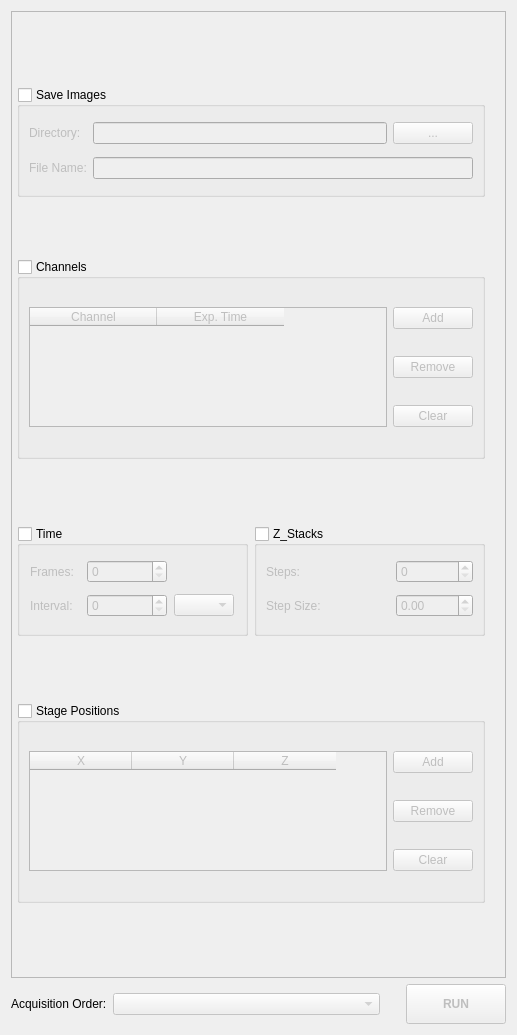
This is micromanager_gui/multid_gui.ui in pymmcore-plus/napari-micromanager as Qt 5 draws it before an edit. The edited form follows.
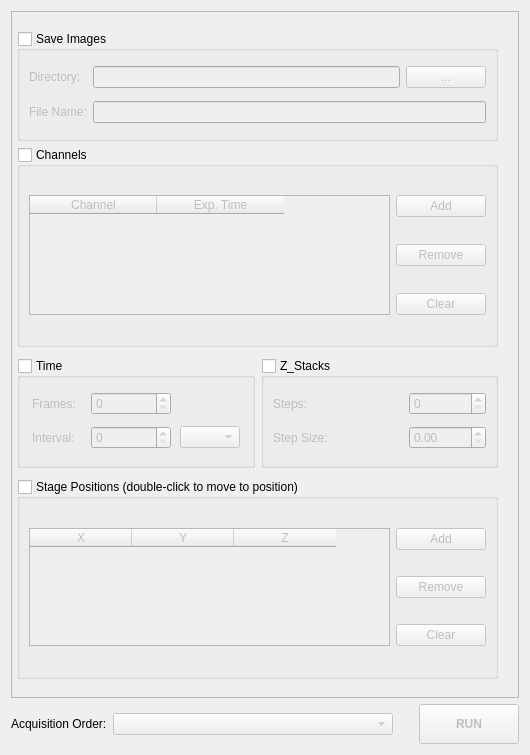
This is the edited form.

Commit message: multid_stage_pos/move

Patch:
```diff
--- a/micromanager_gui/multid_gui.ui
+++ b/micromanager_gui/multid_gui.ui
@@ -6,8 +6,8 @@
    <rect>
     <x>0</x>
     <y>0</y>
-    <width>517</width>
-    <height>1035</height>
+    <width>530</width>
+    <height>755</height>
    </rect>
   </property>
   <property name="windowTitle">
@@ -27,8 +27,8 @@
        <rect>
         <x>0</x>
         <y>0</y>
-        <width>491</width>
-        <height>959</height>
+        <width>504</width>
+        <height>679</height>
        </rect>
       </property>
       <layout class="QGridLayout" name="gridLayout_6">
@@ -141,8 +141,48 @@
           <property name="bottomMargin">
            <number>7</number>
           </property>
+          <item row="1" column="1">
+           <widget class="QPushButton" name="remove_ch_Button">
+            <property name="minimumSize">
+             <size>
+              <width>90</width>
+              <height>0</height>
+             </size>
+            </property>
+            <property name="maximumSize">
+             <size>
+              <width>90</width>
+              <height>16777215</height>
+             </size>
+            </property>
+            <property name="text">
+             <string>Remove</string>
+            </property>
+           </widget>
+          </item>
           <item row="0" column="0" rowspan="3">
            <widget class="QTableWidget" name="channel_tableWidget">
+            <property name="showDropIndicator" stdset="0">
+             <bool>false</bool>
+            </property>
+            <property name="dragDropOverwriteMode">
+             <bool>false</bool>
+            </property>
+            <property name="alternatingRowColors">
+             <bool>false</bool>
+            </property>
+            <property name="selectionBehavior">
+             <enum>QAbstractItemView::SelectRows</enum>
+            </property>
+            <property name="textElideMode">
+             <enum>Qt::ElideRight</enum>
+            </property>
+            <property name="showGrid">
+             <bool>true</bool>
+            </property>
+            <property name="gridStyle">
+             <enum>Qt::SolidLine</enum>
+            </property>
             <property name="columnCount">
              <number>2</number>
             </property>
@@ -164,27 +204,44 @@
             </column>
            </widget>
           </item>
-          <item row="0" column="1">
-           <widget class="QPushButton" name="add_ch_Button">
-            <property name="text">
-             <string>Add</string>
-            </property>
-           </widget>
-          </item>
-          <item row="1" column="1">
-           <widget class="QPushButton" name="remove_ch_Button">
-            <property name="text">
-             <string>Remove</string>
-            </property>
-           </widget>
-          </item>
           <item row="2" column="1">
            <widget class="QPushButton" name="clear_ch_Button">
+            <property name="minimumSize">
+             <size>
+              <width>90</width>
+              <height>0</height>
+             </size>
+            </property>
+            <property name="maximumSize">
+             <size>
+              <width>90</width>
+              <height>16777215</height>
+             </size>
+            </property>
             <property name="text">
              <string>Clear</string>
             </property>
            </widget>
           </item>
+          <item row="0" column="1">
+           <widget class="QPushButton" name="add_ch_Button">
+            <property name="minimumSize">
+             <size>
+              <width>90</width>
+              <height>0</height>
+             </size>
+            </property>
+            <property name="maximumSize">
+             <size>
+              <width>90</width>
+              <height>16777215</height>
+             </size>
+            </property>
+            <property name="text">
+             <string>Add</string>
+            </property>
+           </widget>
+          </item>
          </layout>
         </widget>
        </item>
@@ -386,7 +443,7 @@
           </size>
          </property>
          <property name="title">
-          <string>Stage Positions</string>
+          <string>Stage Positions (double-click to move to position)</string>
          </property>
          <property name="checkable">
           <bool>true</bool>
@@ -395,14 +452,38 @@
           <bool>false</bool>
          </property>
          <layout class="QGridLayout" name="gridLayout_5">
-          <property name="topMargin">
-           <number>7</number>
-          </property>
-          <property name="bottomMargin">
-           <number>7</number>
-          </property>
           <item row="0" column="0" rowspan="3">
            <widget class="QTableWidget" name="stage_tableWidget">
+            <property name="editTriggers">
+             <set>QAbstractItemView::NoEditTriggers</set>
+            </property>
+            <property name="tabKeyNavigation">
+             <bool>false</bool>
+            </property>
+            <property name="showDropIndicator" stdset="0">
+             <bool>false</bool>
+            </property>
+            <property name="dragDropOverwriteMode">
+             <bool>false</bool>
+            </property>
+            <property name="alternatingRowColors">
+             <bool>false</bool>
+            </property>
+            <property name="selectionBehavior">
+             <enum>QAbstractItemView::SelectRows</enum>
+            </property>
+            <property name="textElideMode">
+             <enum>Qt::ElideRight</enum>
+            </property>
+            <property name="showGrid">
+             <bool>true</bool>
+            </property>
+            <property name="gridStyle">
+             <enum>Qt::SolidLine</enum>
+            </property>
+            <property name="wordWrap">
+             <bool>true</bool>
+            </property>
             <property name="columnCount">
              <number>3</number>
             </property>
@@ -431,6 +512,18 @@
           </item>
           <item row="0" column="1">
            <widget class="QPushButton" name="add_pos_Button">
+            <property name="minimumSize">
+             <size>
+              <width>90</width>
+              <height>0</height>
+             </size>
+            </property>
+            <property name="maximumSize">
+             <size>
+              <width>90</width>
+              <height>16777215</height>
+             </size>
+            </property>
             <property name="text">
              <string>Add</string>
             </property>
@@ -438,6 +531,18 @@
           </item>
           <item row="1" column="1">
            <widget class="QPushButton" name="remove_pos_Button">
+            <property name="minimumSize">
+             <size>
+              <width>90</width>
+              <height>0</height>
+             </size>
+            </property>
+            <property name="maximumSize">
+             <size>
+              <width>90</width>
+              <height>16777215</height>
+             </size>
+            </property>
             <property name="text">
              <string>Remove</string>
             </property>
@@ -445,6 +550,18 @@
           </item>
           <item row="2" column="1">
            <widget class="QPushButton" name="clear_pos_Button">
+            <property name="minimumSize">
+             <size>
+              <width>90</width>
+              <height>0</height>
+             </size>
+            </property>
+            <property name="maximumSize">
+             <size>
+              <width>90</width>
+              <height>16777215</height>
+             </size>
+            </property>
             <property name="text">
              <string>Clear</string>
             </property>
```
The commit also changes 2 other files.
